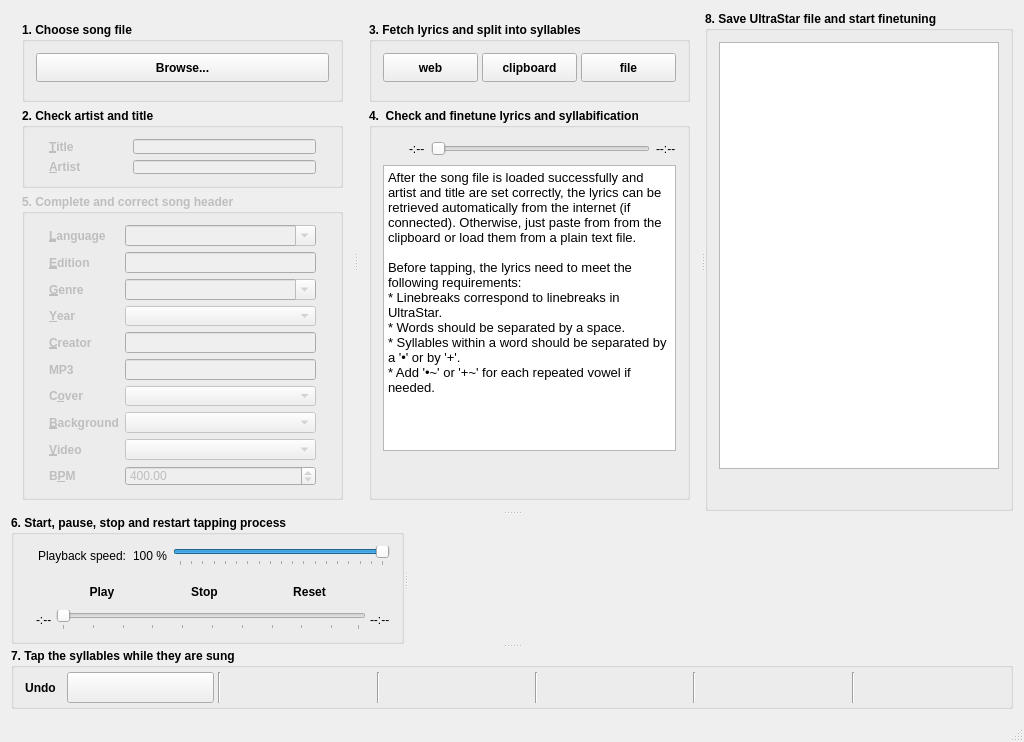
Old version of the form src/QUMainWindow.ui in the repository UltraStar-Deluxe/UltraStar-Creator.
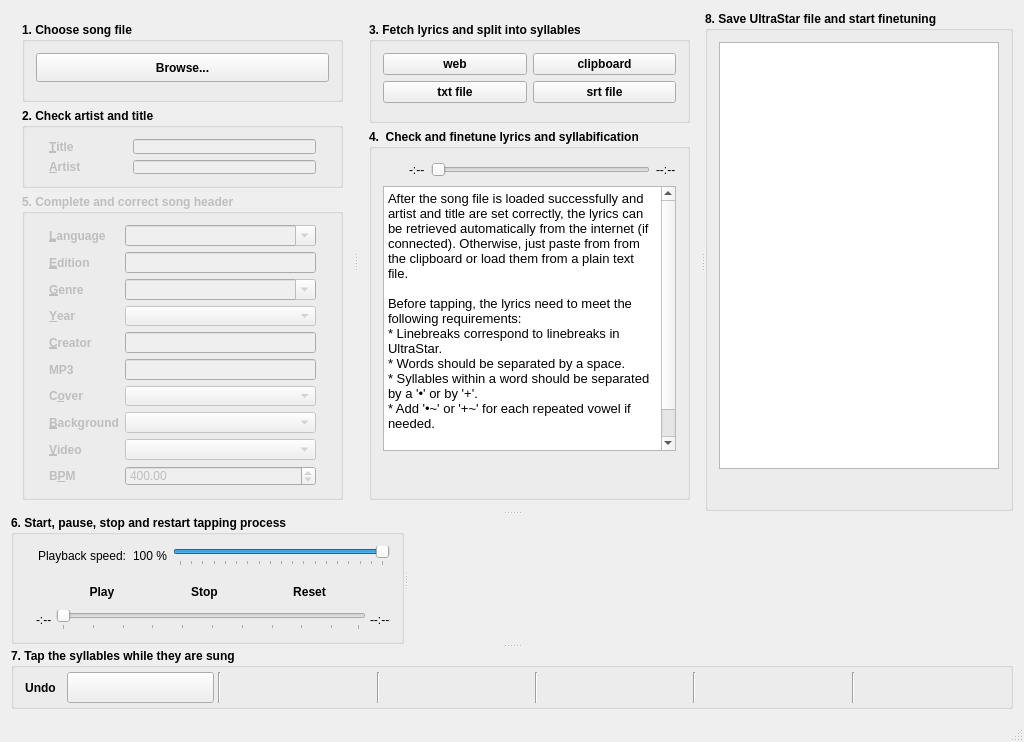
New version of the form. Icons and pictures are not drawn. Custom widgets are drawn as their Qt base class.

Commit message: Switch from QTextCodec to QStringConverter, first steps to parse subtitle files (srt)

```diff
--- a/src/QUMainWindow.ui
+++ b/src/QUMainWindow.ui
@@ -1468,37 +1468,8 @@
            </property>
            <layout class="QVBoxLayout" name="verticalLayout_3">
             <item>
-             <layout class="QHBoxLayout" name="horizontalLayout_4">
-              <property name="spacing">
-               <number>4</number>
-              </property>
-              <item>
-               <widget class="QPushButton" name="pushButton_GetLyrics">
-                <property name="enabled">
-                 <bool>true</bool>
-                </property>
-                <property name="sizePolicy">
-                 <sizepolicy hsizetype="MinimumExpanding" vsizetype="Preferred">
-                  <horstretch>0</horstretch>
-                  <verstretch>0</verstretch>
-                 </sizepolicy>
-                </property>
-                <property name="toolTip">
-                 <string>fetch lyrics from musixmatch.com</string>
-                </property>
-                <property name="text">
-                 <string>web</string>
-                </property>
-                <property name="icon">
-                 <iconset resource="resources/UltraStar-Creator.qrc">
-                  <normaloff>:/icons/world.png</normaloff>:/icons/world.png</iconset>
-                </property>
-                <property name="flat">
-                 <bool>false</bool>
-                </property>
-               </widget>
-              </item>
-              <item>
+             <layout class="QGridLayout" name="gridLayout_3">
+              <item row="0" column="1">
                <widget class="QPushButton" name="pushButton_PasteFromClipboard">
                 <property name="enabled">
                  <bool>true</bool>
@@ -1530,7 +1501,33 @@
                 </property>
                </widget>
               </item>
-              <item>
+              <item row="0" column="0">
+               <widget class="QPushButton" name="pushButton_GetLyrics">
+                <property name="enabled">
+                 <bool>true</bool>
+                </property>
+                <property name="sizePolicy">
+                 <sizepolicy hsizetype="MinimumExpanding" vsizetype="Preferred">
+                  <horstretch>0</horstretch>
+                  <verstretch>0</verstretch>
+                 </sizepolicy>
+                </property>
+                <property name="toolTip">
+                 <string>fetch lyrics from musixmatch.com</string>
+                </property>
+                <property name="text">
+                 <string>web</string>
+                </property>
+                <property name="icon">
+                 <iconset resource="resources/UltraStar-Creator.qrc">
+                  <normaloff>:/icons/world.png</normaloff>:/icons/world.png</iconset>
+                </property>
+                <property name="flat">
+                 <bool>false</bool>
+                </property>
+               </widget>
+              </item>
+              <item row="1" column="0">
                <widget class="QPushButton" name="pushButton_BrowseLyrics">
                 <property name="enabled">
                  <bool>true</bool>
@@ -1551,7 +1548,7 @@
                  <string/>
                 </property>
                 <property name="text">
-                 <string notr="true">file</string>
+                 <string notr="true">txt file</string>
                 </property>
                 <property name="icon">
                  <iconset resource="resources/UltraStar-Creator.qrc">
@@ -1562,6 +1559,20 @@
                 </property>
                </widget>
               </item>
+              <item row="1" column="1">
+               <widget class="QPushButton" name="pushButton_BrowseSubtitles">
+                <property name="enabled">
+                 <bool>true</bool>
+                </property>
+                <property name="text">
+                 <string>srt file</string>
+                </property>
+                <property name="icon">
+                 <iconset resource="resources/UltraStar-Creator.qrc">
+                  <normaloff>:/icons/folder-open-document.png</normaloff>:/icons/folder-open-document.png</iconset>
+                </property>
+               </widget>
+              </item>
              </layout>
             </item>
             <item>
```
The commit also changes 4 other files.
